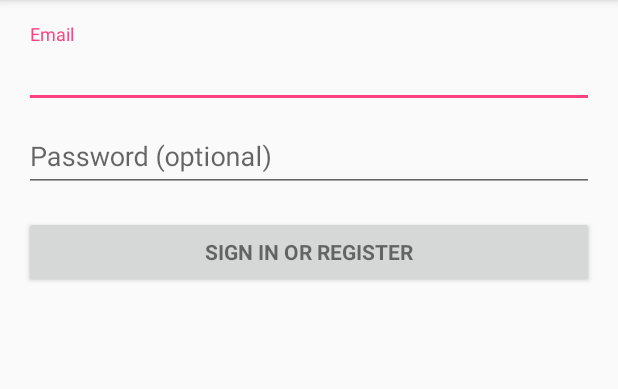
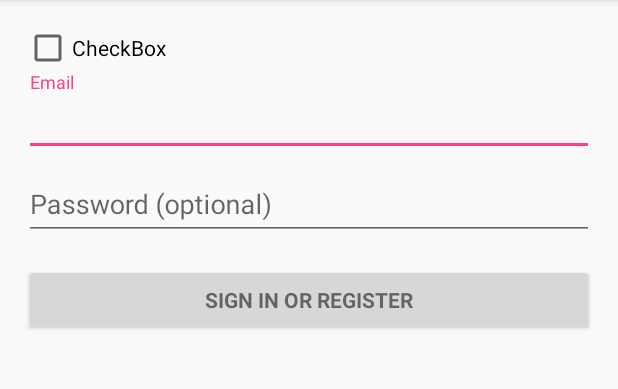
Before and after one commit to yufeidu/EatWithMe, an Android app: the screen it shows after launch (LoginActivity), on a phone screen of 412 x 824 dp, the part 84-473 px from its top. Run offline under Robolectric (Android 15) with nearby library versions, the phone set to English and light mode, and no system bars; 2 statements that could not run were skipped.

Commit message:
Added a random check box

```diff
--- a/app/src/main/res/layout/activity_login.xml
+++ b/app/src/main/res/layout/activity_login.xml
@@ -11,6 +11,12 @@
     tools:context="moe.edward.eatwithme.LoginActivity">
 
     <!-- Login progress -->
+    <CheckBox
+        android:text="CheckBox"
+        android:layout_width="match_parent"
+        android:layout_height="wrap_content"
+        android:id="@+id/checkBox" />
+
     <ProgressBar
         android:id="@+id/login_progress"
         style="?android:attr/progressBarStyleLarge"
```
